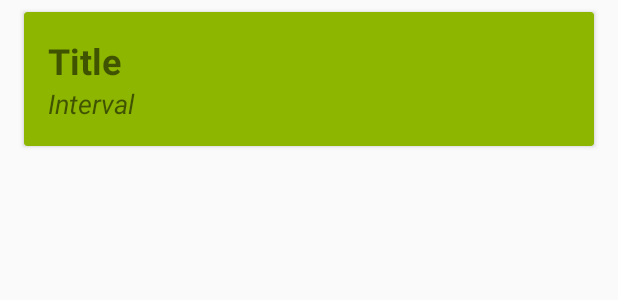
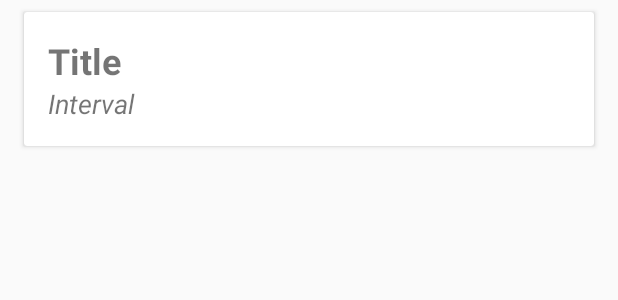
Before and after one commit to El-Cortado/Mafkir, an Android app: the layout mafkircontact_items.xml on its own in the app's theme, with its tools: preview values and no code run, on a phone screen of 412 x 824 dp. Shown: the top 300 px of the screen. Run offline under Robolectric (Android 15) with nearby library versions, the light colour scheme and no system bars.

Commit message:
Removed background color

```diff
--- a/app/src/main/res/layout/mafkircontact_items.xml
+++ b/app/src/main/res/layout/mafkircontact_items.xml
@@ -14,7 +14,6 @@
         android:layout_marginEnd="16dp"
         android:layout_marginTop="8dp"
         android:layout_marginStart="16dp"
-        app:cardBackgroundColor="#8DB600"
         >
 
         <LinearLayout
```
